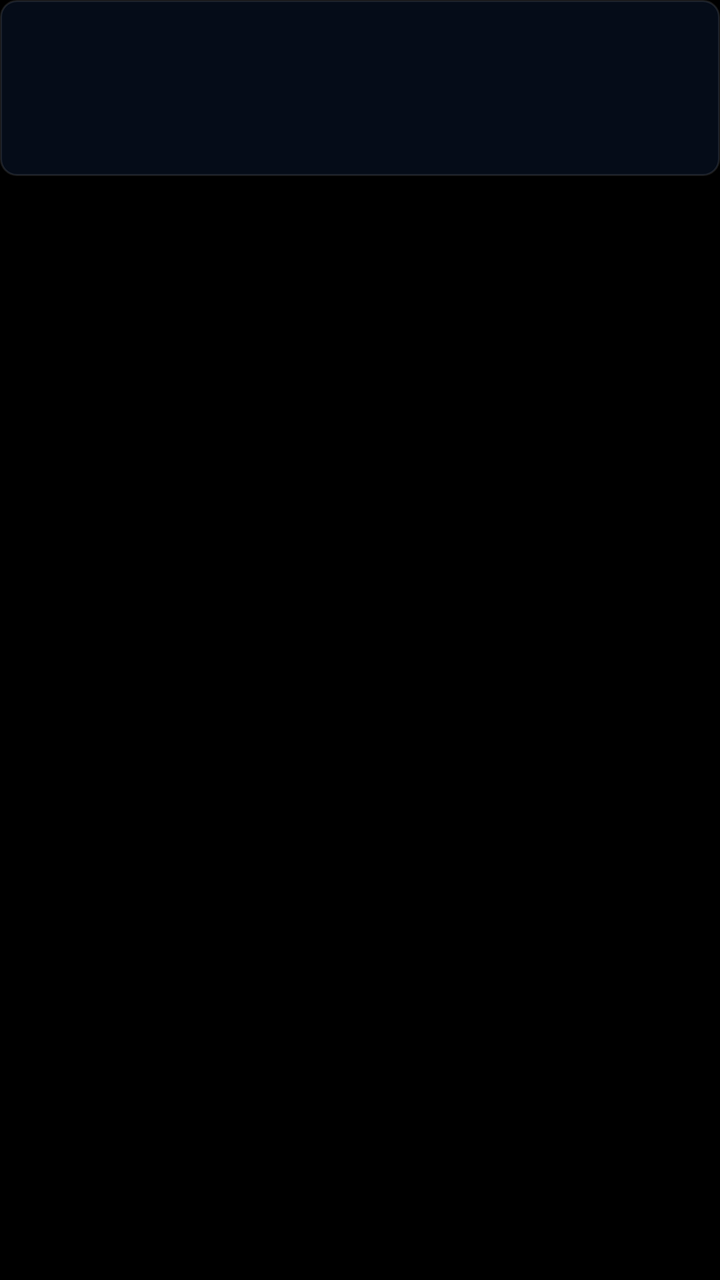
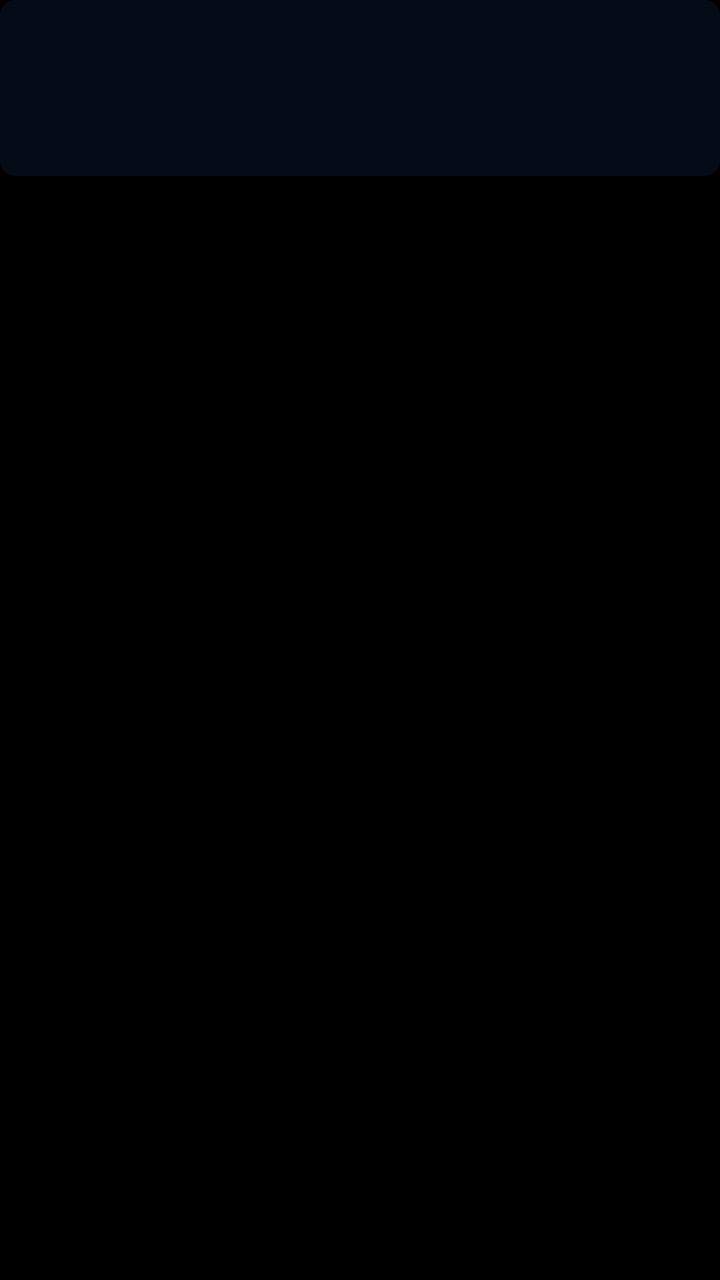

Screens rendered from an Android XML layout before and after an edit, with the pre-edit source and the edit as a unified diff.
<!-- AndroidManifest.xml: application theme Theme.TVLive.NoTitle -->
<!-- res/layout/item_ott_channel.xml -->
<?xml version="1.0" encoding="utf-8"?>
<LinearLayout xmlns:android="http://schemas.android.com/apk/res/android"
    android:layout_width="match_parent"
    android:layout_height="wrap_content"
    android:clipChildren="false"
    android:clipToPadding="false"
    android:orientation="vertical">

    
    <FrameLayout
        android:id="@+id/fl_ott_item_poster"
        android:layout_width="match_parent"
        android:layout_height="88dp"
        android:background="@drawable/ott_channel_item_bg"
        android:clickable="true"
        android:focusable="false">

        <ImageView
            android:id="@+id/iv_ott_item_logo"
            android:layout_width="match_parent"
            android:layout_height="match_parent"
            android:contentDescription="@null"
            android:scaleType="centerCrop" />
    </FrameLayout>

    
    <TextView
        android:id="@+id/tv_ott_item_name"
        android:layout_width="match_parent"
        android:layout_height="wrap_content"
        android:layout_marginTop="6dp"
        android:ellipsize="marquee"
        android:gravity="center"
        android:singleLine="true"
        android:textColor="#FFFFFFFF"
        android:textSize="13sp" />
</LinearLayout>
<!-- resources referenced by this layout -->
<resources>
  <!-- drawable ott_channel_item_bg (drawable) -->
  <?xml version="1.0" encoding="utf-8"?>
  <selector xmlns:android="http://schemas.android.com/apk/res/android">
      <item android:state_focused="true">
          <shape android:shape="rectangle">
              <solid android:color="#CC12406E" />
              <stroke android:width="2dp" android:color="#FF3AA0FF" />
              <corners android:radius="8dp" />
          </shape>
      </item>
      <item android:state_selected="true">
          <shape android:shape="rectangle">
              <solid android:color="#CC12406E" />
              <stroke android:width="2dp" android:color="#FF3AA0FF" />
              <corners android:radius="8dp" />
          </shape>
      </item>
      <item android:state_pressed="true">
          <shape android:shape="rectangle">
              <solid android:color="#CC12406E" />
              <stroke android:width="2dp" android:color="#FF3AA0FF" />
              <corners android:radius="8dp" />
          </shape>
      </item>
      <item>
          <shape android:shape="rectangle">
              <solid android:color="#660E1E3C" />
              <stroke android:width="1dp" android:color="#1AFFFFFF" />
              <corners android:radius="8dp" />
          </shape>
      </item>
  </selector>
  <style name="Theme.TVLive.NoTitle" parent="Theme.TVLive">
          <item name="windowActionBar">false</item>
          <item name="windowNoTitle">true</item>
          <item name="android:windowFullscreen">true</item>
          <item name="android:windowContentOverlay">@null</item>
          <item name="android:fitsSystemWindows">false</item>
          <item name="android:windowBackground">@android:color/black</item>
          <item name="android:windowDisablePreview">true</item>
      </style>
  <style name="Theme.TVLive" parent="Theme.AppCompat.Light.NoActionBar" />
</resources>

<!-- the commit's change to res/layout/item_ott_channel.xml (unified diff, before → after) -->
@@ -12,7 +12,7 @@
         android:layout_width="match_parent"
         android:layout_height="88dp"
         android:background="@drawable/ott_channel_item_bg"
-        android:clickable="true"
+        android:clickable="false"
         android:focusable="false">
 
         <ImageView
<!-- resource entries referenced after the edit -->
@@ -27,7 +27,7 @@
       <item>
           <shape android:shape="rectangle">
               <solid android:color="#660E1E3C" />
-              <stroke android:width="1dp" android:color="#1AFFFFFF" />
+              
               <corners android:radius="8dp" />
           </shape>
       </item>
